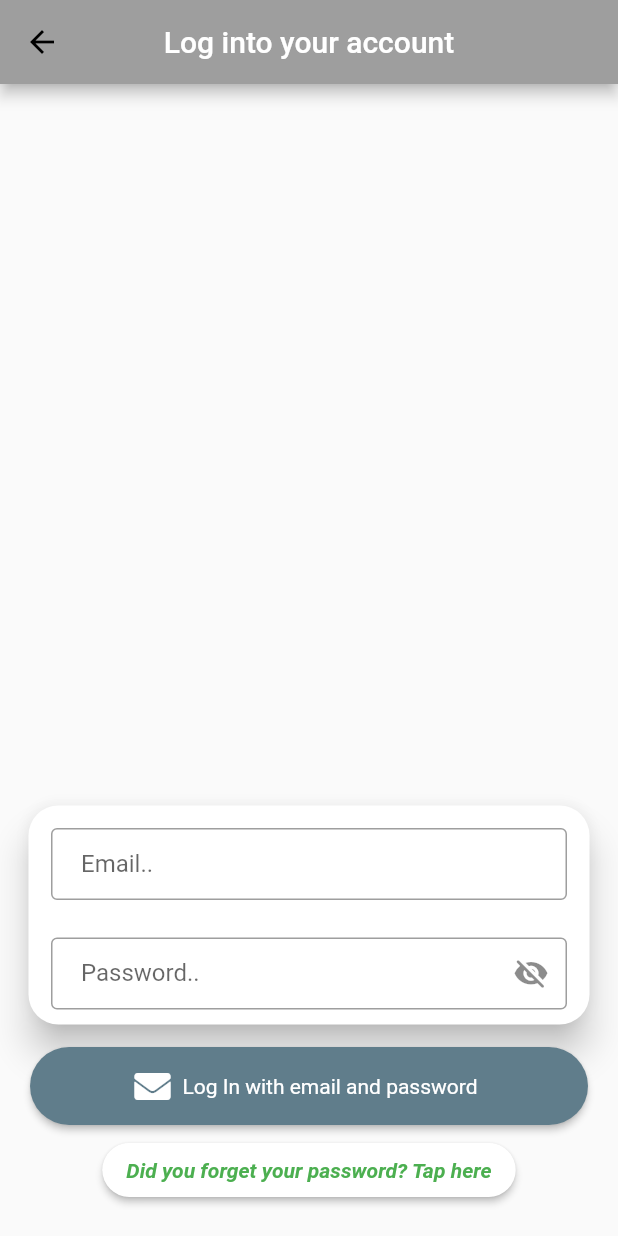
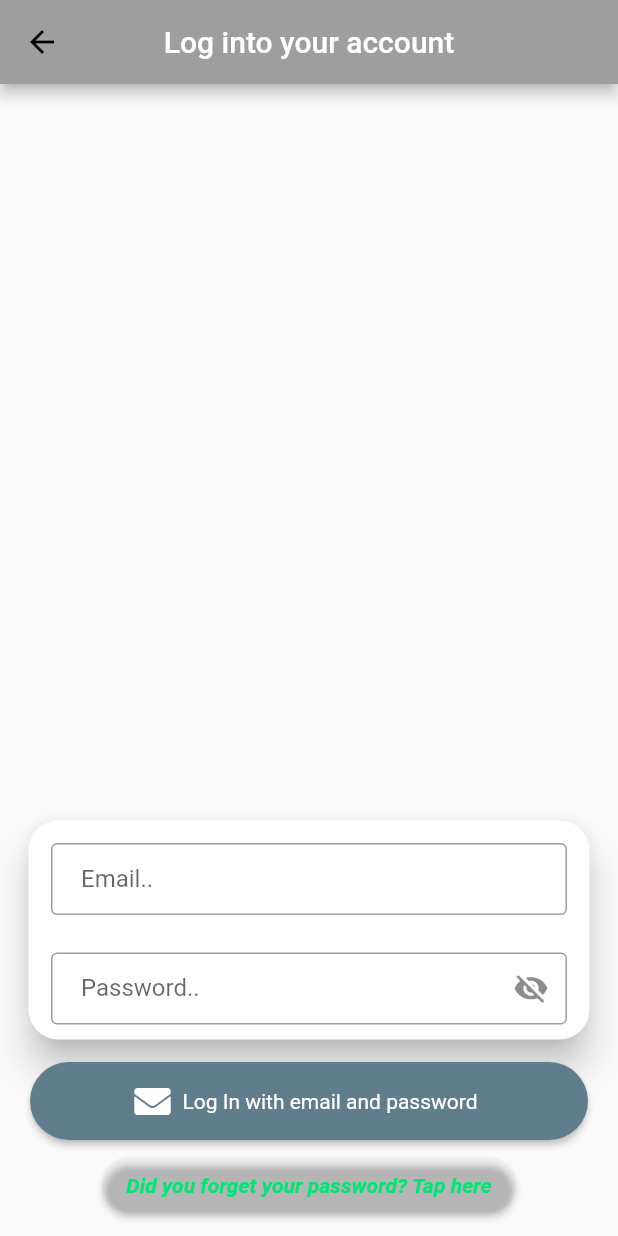
Before and after one commit to rrrrares33/workout_tracker, a Flutter app: the screen it shows after launch, after a tap on "Log In with email and password", on a phone screen of 412 x 824 dp. Run offline on Flutter 3.47's test engine with Material 2 defaults, Android fonts, the phone set to English and light mode, and no system bars; our stand-ins replace firebase_auth, firebase_core, firebase_database, font_awesome_flutter, google_sign_in; missing offline and left inert: flutter_facebook_auth; accounts and stored records are empty; Roboto replaces fonts that are missing (Times New Roman).

Commit message:
"Change some small things to the Theme file"

```diff
--- a/lib/ui/pages/login/forgotten_password_page.dart
+++ b/lib/ui/pages/login/forgotten_password_page.dart
@@ -74,7 +74,7 @@ class ForgottenPasswordState extends State<ForgottenPassword> with Authentificat
               },
               text: const TextWidget(
                 text: emailRecoveryButton,
-                color: Colors.white,
+                color: Colors.black,
                 fontSize: 17,
               ),
             ),
--- a/lib/ui/pages/login/login_email_pass_page.dart
+++ b/lib/ui/pages/login/login_email_pass_page.dart
@@ -122,16 +122,16 @@ class _LogInPageEmailAndPasswordState extends State<LogInPageEmailAndPassword> w
           ),
           PaddingWidget(
             type: 'only',
-            onlyBottom: 20.0,
+            onlyBottom: 10.0,
             child: ButtonWidget(
-              primaryColor: const Color.fromRGBO(255, 255, 255, 1),
+              primaryColor: const Color.fromRGBO(114, 140, 157, 0),
               onPressed: () {
                 Navigator.pushNamed(context, ForgottenPasswordRoute);
               },
-              text: const TextWidget(
+              text: TextWidget(
                 text: didYouForgetPass,
                 fontStyle: FontStyle.italic,
-                color: Colors.green,
+                color: Colors.greenAccent[400],
                 weight: FontWeight.bold,
               ),
             ),
--- a/lib/ui/pages/navigator/main_screen_page.dart
+++ b/lib/ui/pages/navigator/main_screen_page.dart
@@ -40,10 +40,6 @@ class _MainScreenPageState extends State<MainScreenPage> {
     return WillPopScope(
       onWillPop: () async => _logoutPressed,
       child: Scaffold(
-        appBar: AppBar(
-          centerTitle: true,
-          automaticallyImplyLeading: false,
-        ),
         bottomNavigationBar: BottomNavigationBarWidget(
           selectedPage: _currentPageIndex,
           onTap: (int _tappedIconOrder) {
--- a/lib/ui/reusable_widgets/bottom_nav.dart
+++ b/lib/ui/reusable_widgets/bottom_nav.dart
@@ -10,20 +10,7 @@ class BottomNavigationBarWidget extends StatelessWidget {
 
   @override
   Widget build(BuildContext context) {
-    return BottomNavigationBar(
-        fixedColor: Colors.black,
-        unselectedItemColor: Colors.grey,
-        unselectedIconTheme: const IconThemeData(
-          size: 27,
-        ),
-        selectedIconTheme: IconThemeData(
-          size: 30,
-          color: Colors.greenAccent[400],
-        ),
-        showSelectedLabels: true,
-        currentIndex: selectedPage,
-        onTap: onTap,
-        items: const <BottomNavigationBarItem>[
+    return BottomNavigationBar(currentIndex: selectedPage, onTap: onTap, items: const <BottomNavigationBarItem>[
       BottomNavigationBarItem(
         tooltip: toolTiMyProfilePage,
         icon: PaddingWidget(
--- a/lib/ui/reusable_widgets/text.dart
+++ b/lib/ui/reusable_widgets/text.dart
@@ -16,7 +16,7 @@ class TextWidget extends StatelessWidget {
       text ?? '',
       textAlign: align ?? TextAlign.center,
       style: TextStyle(
-        color: color ?? Colors.black,
+        color: color,
         fontSize: fontSize ?? 14.0,
         fontStyle: fontStyle ?? FontStyle.normal,
         fontWeight: weight ?? FontWeight.normal,
--- a/lib/ui/theme_data.dart
+++ b/lib/ui/theme_data.dart
@@ -16,13 +16,43 @@ class ThemeClass {
     ),
     inputDecorationTheme: const InputDecorationTheme(
       border: OutlineInputBorder(borderRadius: BorderRadius.zero),
-      ));
+    ),
+    bottomNavigationBarTheme: BottomNavigationBarThemeData(
+      elevation: 20,
+      backgroundColor: Colors.black,
+      unselectedItemColor: Colors.grey,
+      selectedItemColor: Colors.greenAccent[400],
+      selectedIconTheme: IconThemeData(
+        size: 30,
+        color: Colors.greenAccent[400],
+      ),
+      unselectedIconTheme: const IconThemeData(
+        size: 25,
+      ),
+      showSelectedLabels: true,
+    ),
+  );
 
   static ThemeData darkTheme = ThemeData(
     fontFamily: 'Times New Roman',
-      scaffoldBackgroundColor: Colors.black,
+    scaffoldBackgroundColor: Colors.black54,
     colorScheme: const ColorScheme.dark(),
-      appBarTheme: const AppBarTheme(
+    appBarTheme: AppBarTheme(
+      backgroundColor: Colors.grey[800],
+    ),
+    bottomNavigationBarTheme: BottomNavigationBarThemeData(
+      elevation: 20,
       backgroundColor: Colors.black,
-      ));
+      unselectedItemColor: Colors.grey,
+      selectedItemColor: Colors.greenAccent[400],
+      selectedIconTheme: IconThemeData(
+        size: 30,
+        color: Colors.greenAccent[400],
+      ),
+      unselectedIconTheme: const IconThemeData(
+        size: 25,
+      ),
+      showSelectedLabels: true,
+    ),
+  );
 }
```
Lines whose indentation alone changed are shown as unchanged.
